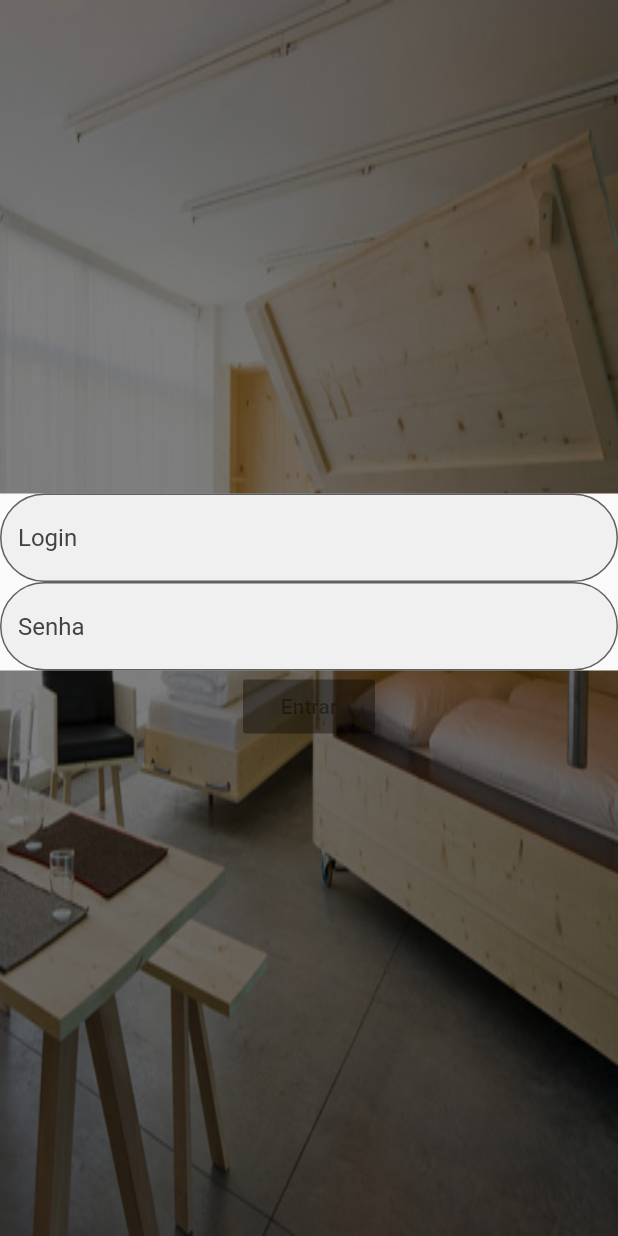
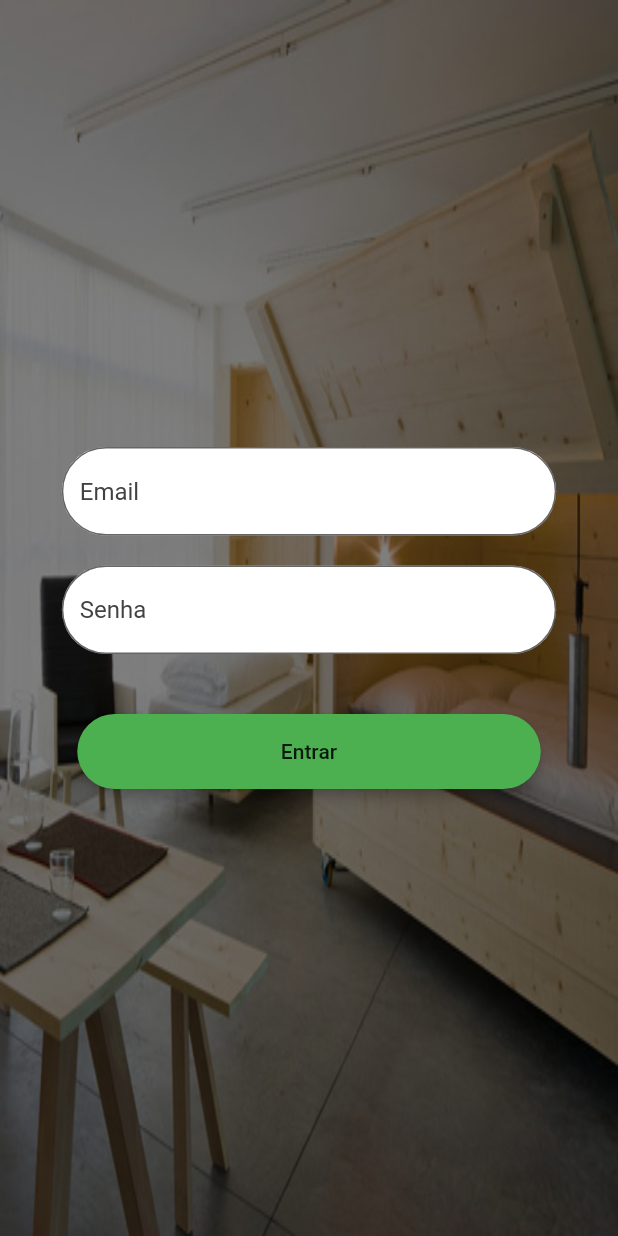
Before and after one commit to marceloarauj/DevMobile, a Flutter app: the screen it shows after launch, on a phone screen of 412 x 824 dp. Run offline on Flutter 3.47's test engine with Material 2 defaults, Android fonts, the phone set to English and light mode, and no system bars.

Commit message:
Finalizando Tela de login

```diff
--- a/lib/library/login_inputs.dart
+++ b/lib/library/login_inputs.dart
@@ -2,10 +2,11 @@ import 'package:flutter/material.dart';
 import 'package:flutter/widgets.dart';
 
 class LoginInput extends StatefulWidget {
-  LoginInput({Key key, this.text, this.fx}) : super(key: key);
+  LoginInput({Key key, this.text, this.fx, this.value}) : super(key: key);
   final String text;
   final Function fx;
-  String value;
+
+  TextEditingController value;
 
   @override
   _LoginInput createState() => _LoginInput();
@@ -15,23 +16,23 @@ class _LoginInput extends State<LoginInput> {
   @override
   Widget build(BuildContext context) {
     return Material(
+        color: Colors.transparent,
         child: Container(
+          width: MediaQuery.of(context).size.width * 0.8,
           color: Colors.transparent,
           child: TextField(
+            controller: widget.value,
             decoration: new InputDecoration(
-          focusColor: Color.fromRGBO(0, 200, 120, .5),
               border: new OutlineInputBorder(
                 borderRadius: const BorderRadius.all(
                   const Radius.circular(30.0),
                 ),
               ),
               filled: true,
+              fillColor: Colors.white,
               hintStyle: new TextStyle(color: Colors.grey[800]),
               hintText: widget.text,
-        ),
-        onChanged: (txt) {
-          this.widget.value = txt;
-        },
+            )
           ),
         ));
   }
--- a/lib/main.dart
+++ b/lib/main.dart
@@ -10,6 +10,10 @@ class MyApp extends StatelessWidget {
   Widget build(BuildContext context) {
 
     SystemChrome.setEnabledSystemUIOverlays([SystemUiOverlay.bottom]);
+    SystemChrome.setPreferredOrientations([
+        DeviceOrientation.portraitUp,
+        DeviceOrientation.portraitDown,
+    ]);
 
     return MaterialApp(
       debugShowCheckedModeBanner: false,
--- a/lib/views/login/login.dart
+++ b/lib/views/login/login.dart
@@ -1,5 +1,7 @@
 import 'package:FurniCommerce/library/login_inputs.dart';
 import 'package:flutter/material.dart';
+
+import 'login_services.dart';
 
 class Login extends StatelessWidget {
   @override
@@ -20,6 +22,10 @@ class LoginView extends StatefulWidget {
 }
 
 class _LoginView extends State<LoginView> {
+  LoginServices services = LoginServices();
+  TextEditingController login = TextEditingController();
+  TextEditingController senha = TextEditingController();
+
   @override
   Widget build(BuildContext context) {
     return Container(
@@ -34,14 +40,23 @@ class _LoginView extends State<LoginView> {
         child: Column(
           mainAxisAlignment: MainAxisAlignment.center,
           children: <Widget>[
-                LoginInput(text: "Login"),
-                LoginInput(text: "Senha"),
-                RaisedButton(
-                  onPressed: null,
+            LoginInput(text: "Email", value: login),
+            Padding(padding: EdgeInsets.only(top: 20)),
+            LoginInput(text: "Senha", value: senha),
+            Padding(padding: EdgeInsets.only(top: 40)),
+            Container(
+                width: MediaQuery.of(context).size.width * 0.75,
+                height: 50,
+                child: RaisedButton(
+                  onPressed: () => {services.Login(login.text, senha.text)},
+                  elevation: 3.5,
+                  color: Colors.green,
                   child: Container(
                     child: Text("Entrar"),
                   ),
-                )
+                  shape: RoundedRectangleBorder(
+                      borderRadius: BorderRadius.circular(30.0)),
+                ))
           ],
         ));
   }
```
Lines whose indentation alone changed are shown as unchanged.
